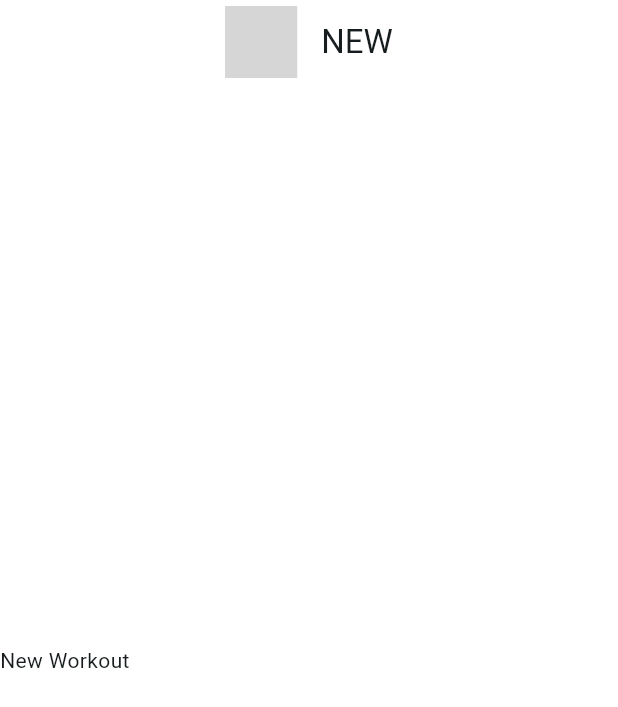
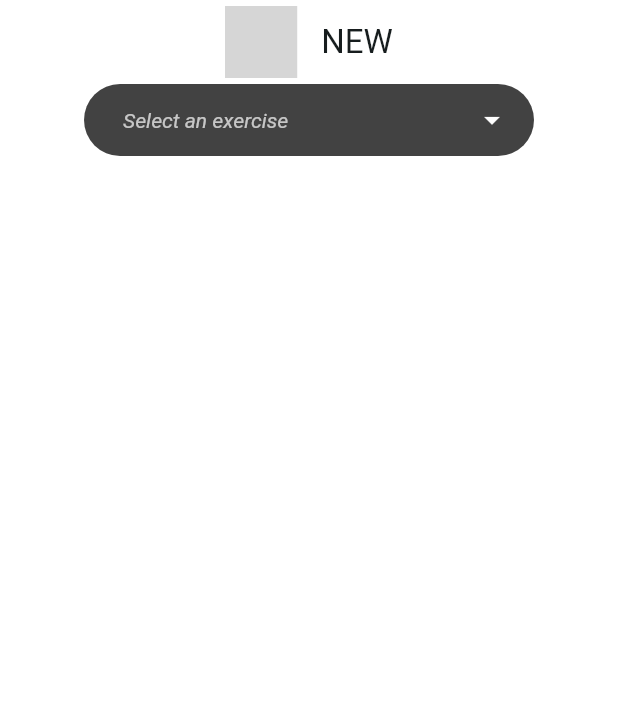
Before and after one commit to dovydaskaupas/magic_workouts, a Flutter app: the NewWorkoutScreen screen opened by its route, on a phone screen of 412 x 824 dp. Shown: the top 707 px of the screen. Run offline on Flutter 3.47's test engine with Material 3 defaults, Android fonts, the phone set to English and light mode, and no system bars; our stand-ins replace flutter_svg, go_router; network calls fail; grey boxes are pictures that could not be loaded.

Commit message:
Integrate CustomDropdownButton for selecting the workout's exercise

```diff
--- a/lib/constants/app_strings.dart
+++ b/lib/constants/app_strings.dart
@@ -13,6 +13,14 @@ class AppStrings {
   static const String homeCardWorkoutsTitle = "Workouts";
   static const String homeCardWorkoutsMessage = "View your recorded workouts";
 
+  // new workout widgets
+  static const String newExerciseDropdownHint = "Select an exercise";
+  static const String newExercise1 = "Barbell Row";
+  static const String newExercise2 = "Bench Press";
+  static const String newExercise3 = "Shoulder Press";
+  static const String newExercise4 = "Dead-lift";
+  static const String newExercise5 = "Squat";
+
   // errors
   static const String errorGeneric = "Oops! Something went wrong...";
 
--- a/lib/screens/new_workout/new_workout_screen.dart
+++ b/lib/screens/new_workout/new_workout_screen.dart
@@ -1,6 +1,8 @@
 import 'package:flutter/material.dart';
 import 'package:magic_workouts/constants/app_strings.dart';
+import 'package:magic_workouts/constants/ui_properties.dart';
 import 'package:magic_workouts/widgets/custom_app_bar.dart';
+import 'package:magic_workouts/widgets/custom_dropdown_button.dart';
 import 'package:magic_workouts/widgets/scrollable_scaffold.dart';
 
 class NewWorkoutScreen extends StatelessWidget {
@@ -8,12 +10,23 @@ class NewWorkoutScreen extends StatelessWidget {
 
   @override
   Widget build(BuildContext context) {
-    return const ScrollableScaffold(
-      appBar: CustomAppBar(title: AppStrings.homeCardNewTitle),
-      mainAxisAlignment: MainAxisAlignment.center,
+    return ScrollableScaffold(
+      appBar: const CustomAppBar(title: AppStrings.homeCardNewTitle),
       crossAxisAlignment: CrossAxisAlignment.center,
       children: [
-        Text(AppStrings.titleNewWorkout),
+        const SizedBox(width: double.maxFinite),
+        CustomDropdownButton(
+          hint: AppStrings.newExerciseDropdownHint,
+          items: const [
+            AppStrings.newExercise1,
+            AppStrings.newExercise2,
+            AppStrings.newExercise3,
+            AppStrings.newExercise4,
+            AppStrings.newExercise5,
+          ],
+          onChanged: (newValue) {},
+        ),
+        const SizedBox(width: UIProperties.paddingGeneric),
       ],
     );
   }
```
